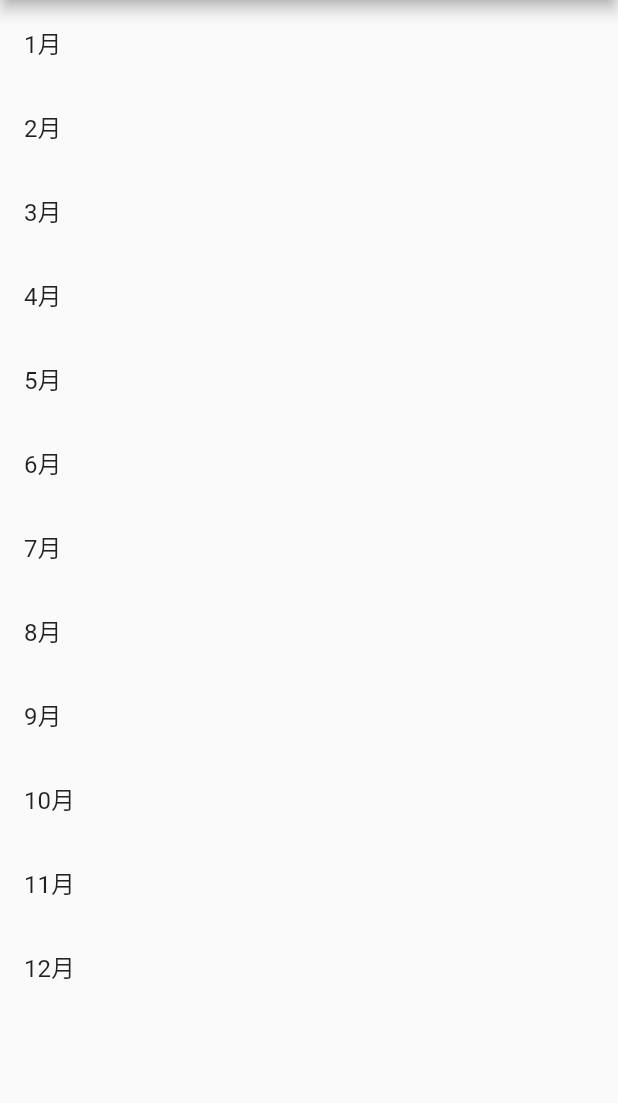
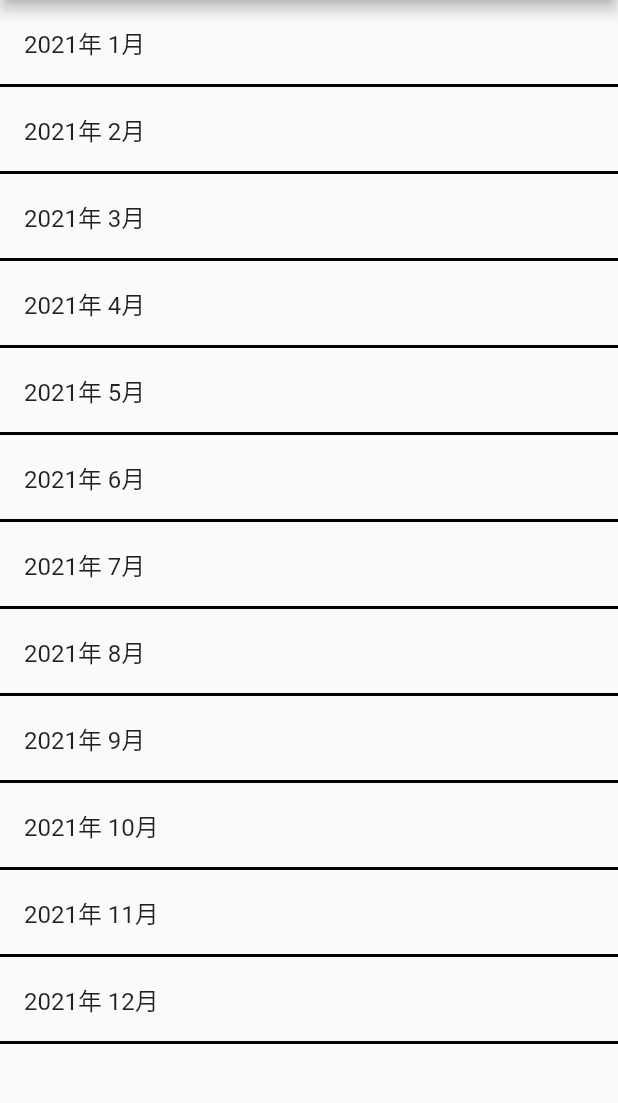
Before and after one commit to higu-yuu/Kakeibo_app, a Flutter app: the screen it shows after launch, on a phone screen of 412 x 824 dp, the part 84-1187 px from its top. Run offline on Flutter 3.47's test engine with Material 2 defaults, Android fonts, the phone set to English and light mode, and no system bars.

Commit message:
リストに区切り線追加

```diff
--- a/lib/main.dart
+++ b/lib/main.dart
@@ -1,3 +1,6 @@
+import 'dart:ui';
+
+import 'package:flutter/cupertino.dart';
 import 'package:flutter/material.dart';
 
 void main() {
@@ -27,7 +30,7 @@ class MyHomePage extends StatefulWidget {
 }
 
 class _MyHomePageState extends State<MyHomePage> {
-  final items = List<String>.generate(12, (i) => "${i + 1}月");
+  final items = List<String>.generate(12, (i) => "2021年 ${i + 1}月");
 
   @override
   Widget build(BuildContext context) {
@@ -36,16 +39,23 @@ class _MyHomePageState extends State<MyHomePage> {
         title: Text(widget.title),
       ),
       body: Container(
-        width: double.infinity,
         child: ListView.builder(
           itemCount: items.length,
           itemBuilder: (context, index) {
-            return ListTile(
-              title: Text('${items[index]}'),
+            return Container(
+              decoration: new BoxDecoration(
+                border: new Border(
+                  bottom: new BorderSide(color: Colors.black, width: 2.0),
+                ),
+              ),
+              child: ListTile(
+                title: Text('${items[index]}'),
+              ),
             );
           },
+
         ),
-      ), // This trailing comma makes auto-formatting nicer for build methods.
+      ),
     );
   }
 }
```
